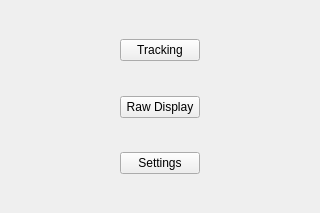
Above: cbcui/ui/VisionSelect.ui from kipr/cbc before the change. Below: the same form after it.
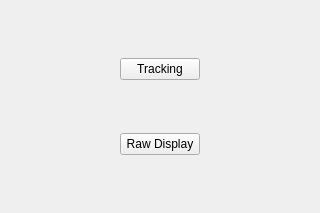
That is the form after the change.

Patch:
```diff
--- a/cbcui/ui/VisionSelect.ui
+++ b/cbcui/ui/VisionSelect.ui
@@ -82,26 +82,6 @@
        </property>
       </spacer>
      </item>
-     <item>
-      <widget class="QPushButton" name="ui_settingsButton">
-       <property name="text">
-        <string>Settings</string>
-       </property>
-      </widget>
-     </item>
-     <item>
-      <spacer name="verticalSpacer_4">
-       <property name="orientation">
-        <enum>Qt::Vertical</enum>
-       </property>
-       <property name="sizeHint" stdset="0">
-        <size>
-         <width>20</width>
-         <height>13</height>
-        </size>
-       </property>
-      </spacer>
-     </item>
     </layout>
    </item>
    <item>
```
